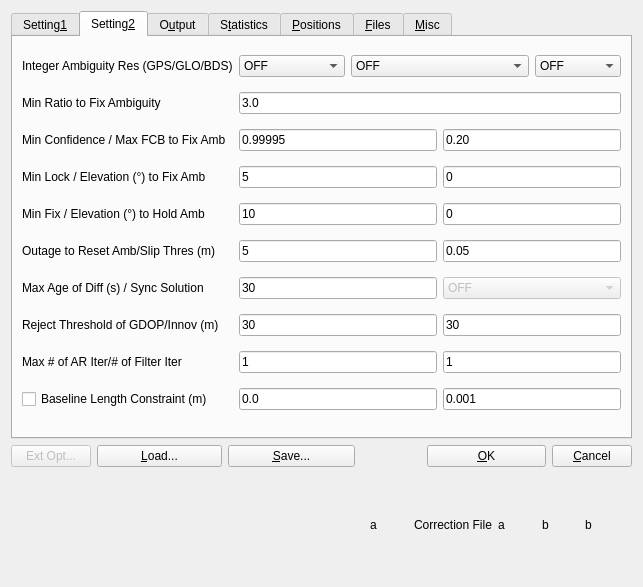
Above: app/rtkpost_qt/postopt.ui from tomojitakasu/RTKLIB before the change. Below: the same form after it.
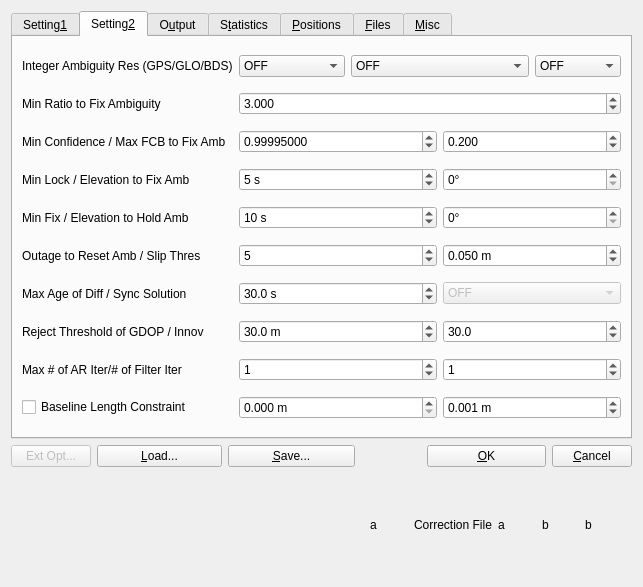
That is the form after the change. The open tabs and pages were chosen to show the change. Icons and pictures are not drawn.

Patch:
```diff
--- a/app/rtkpost_qt/postopt.ui
+++ b/app/rtkpost_qt/postopt.ui
@@ -916,6 +916,192 @@
        <string>Setting&amp;2</string>
       </attribute>
       <layout class="QGridLayout" name="gridLayout_2">
+       <item row="8" column="3" colspan="2">
+        <widget class="QDoubleSpinBox" name="ElMaskHold">
+         <property name="suffix">
+          <string>°</string>
+         </property>
+         <property name="decimals">
+          <number>0</number>
+         </property>
+         <property name="maximum">
+          <double>90.000000000000000</double>
+         </property>
+        </widget>
+       </item>
+       <item row="11" column="1" colspan="2">
+        <widget class="QSpinBox" name="OutCntResetAmb">
+         <property name="maximum">
+          <number>100</number>
+         </property>
+         <property name="value">
+          <number>5</number>
+         </property>
+        </widget>
+       </item>
+       <item row="11" column="3" colspan="2">
+        <widget class="QDoubleSpinBox" name="SlipThres">
+         <property name="suffix">
+          <string> m</string>
+         </property>
+         <property name="decimals">
+          <number>3</number>
+         </property>
+         <property name="value">
+          <double>0.050000000000000</double>
+         </property>
+        </widget>
+       </item>
+       <item row="13" column="1" colspan="2">
+        <widget class="QDoubleSpinBox" name="MaxAgeDiff">
+         <property name="suffix">
+          <string> s</string>
+         </property>
+         <property name="decimals">
+          <number>1</number>
+         </property>
+         <property name="maximum">
+          <double>10000.000000000000000</double>
+         </property>
+         <property name="value">
+          <double>30.000000000000000</double>
+         </property>
+        </widget>
+       </item>
+       <item row="17" column="1" colspan="2">
+        <widget class="QSpinBox" name="ARIter">
+         <property name="value">
+          <number>1</number>
+         </property>
+        </widget>
+       </item>
+       <item row="14" column="1" colspan="2">
+        <widget class="QDoubleSpinBox" name="RejectGdop">
+         <property name="suffix">
+          <string> m</string>
+         </property>
+         <property name="decimals">
+          <number>1</number>
+         </property>
+         <property name="maximum">
+          <double>1000.000000000000000</double>
+         </property>
+         <property name="value">
+          <double>30.000000000000000</double>
+         </property>
+        </widget>
+       </item>
+       <item row="14" column="3" colspan="2">
+        <widget class="QDoubleSpinBox" name="RejectThres">
+         <property name="decimals">
+          <number>1</number>
+         </property>
+         <property name="maximum">
+          <double>1000.000000000000000</double>
+         </property>
+         <property name="value">
+          <double>30.000000000000000</double>
+         </property>
+        </widget>
+       </item>
+       <item row="17" column="3" colspan="2">
+        <widget class="QSpinBox" name="NumIter">
+         <property name="value">
+          <number>1</number>
+         </property>
+        </widget>
+       </item>
+       <item row="2" column="1" colspan="4">
+        <widget class="QDoubleSpinBox" name="ValidThresAR">
+         <property name="decimals">
+          <number>3</number>
+         </property>
+         <property name="maximum">
+          <double>100.000000000000000</double>
+         </property>
+         <property name="value">
+          <double>3.000000000000000</double>
+         </property>
+        </widget>
+       </item>
+       <item row="6" column="3" colspan="2">
+        <widget class="QDoubleSpinBox" name="ElMaskAR">
+         <property name="suffix">
+          <string>°</string>
+         </property>
+         <property name="decimals">
+          <number>0</number>
+         </property>
+         <property name="maximum">
+          <double>90.000000000000000</double>
+         </property>
+        </widget>
+       </item>
+       <item row="6" column="1" colspan="2">
+        <widget class="QSpinBox" name="LockCntFixAmb">
+         <property name="suffix">
+          <string> s</string>
+         </property>
+         <property name="maximum">
+          <number>3600</number>
+         </property>
+         <property name="value">
+          <number>5</number>
+         </property>
+        </widget>
+       </item>
+       <item row="4" column="1" colspan="2">
+        <widget class="QDoubleSpinBox" name="ThresAR2">
+         <property name="decimals">
+          <number>8</number>
+         </property>
+         <property name="maximum">
+          <double>100.000000000000000</double>
+         </property>
+         <property name="value">
+          <double>0.999950000000000</double>
+         </property>
+        </widget>
+       </item>
+       <item row="4" column="3" colspan="2">
+        <widget class="QDoubleSpinBox" name="ThresAR3">
+         <property name="decimals">
+          <number>3</number>
+         </property>
+         <property name="maximum">
+          <double>1000.000000000000000</double>
+         </property>
+         <property name="value">
+          <double>0.200000000000000</double>
+         </property>
+        </widget>
+       </item>
+       <item row="19" column="0">
+        <widget class="QCheckBox" name="BaselineConst">
+         <property name="toolTip">
+          <string/>
+         </property>
+         <property name="text">
+          <string>Baseline Length Constraint</string>
+         </property>
+         <property name="checked">
+          <bool>false</bool>
+         </property>
+        </widget>
+       </item>
+       <item row="8" column="1" colspan="2">
+        <widget class="QSpinBox" name="FixCntHoldAmb">
+         <property name="suffix">
+          <string> s</string>
+         </property>
+         <property name="maximum">
+          <number>1000</number>
+         </property>
+         <property name="value">
+          <number>10</number>
+         </property>
+        </widget>
+       </item>
        <item row="0" column="0">
         <widget class="QLabel" name="Label25">
          <property name="enabled">
@@ -1009,7 +1195,7 @@
          </item>
         </widget>
        </item>
-       <item row="1" column="0">
+       <item row="2" column="0">
         <widget class="QLabel" name="LabelRatio">
          <property name="enabled">
           <bool>true</bool>
@@ -1022,20 +1208,7 @@
          </property>
         </widget>
        </item>
-       <item row="1" column="1" colspan="4">
-        <widget class="QLineEdit" name="ValidThresAR">
-         <property name="enabled">
-          <bool>true</bool>
-         </property>
-         <property name="toolTip">
-          <string/>
-         </property>
-         <property name="text">
-          <string>3.0</string>
-         </property>
-        </widget>
-       </item>
-       <item row="2" column="0">
+       <item row="4" column="0">
         <widget class="QLabel" name="LabelConf">
          <property name="enabled">
           <bool>true</bool>
@@ -1048,33 +1221,7 @@
          </property>
         </widget>
        </item>
-       <item row="2" column="1" colspan="2">
-        <widget class="QLineEdit" name="ThresAR2">
-         <property name="enabled">
-          <bool>true</bool>
-         </property>
-         <property name="toolTip">
-          <string/>
-         </property>
-         <property name="text">
-          <string>0.99995</string>
-         </property>
-        </widget>
-       </item>
-       <item row="2" column="3" colspan="2">
-        <widget class="QLineEdit" name="ThresAR3">
-         <property name="enabled">
-          <bool>true</bool>
-         </property>
-         <property name="toolTip">
-          <string/>
-         </property>
-         <property name="text">
-          <string>0.20</string>
-         </property>
-        </widget>
-       </item>
-       <item row="3" column="0">
+       <item row="6" column="0">
         <widget class="QLabel" name="Label13">
          <property name="enabled">
           <bool>true</bool>
@@ -1083,37 +1230,11 @@
           <string/>
          </property>
          <property name="text">
-          <string>Min Lock / Elevation (°) to Fix Amb</string>
+          <string>Min Lock / Elevation to Fix Amb</string>
          </property>
         </widget>
        </item>
-       <item row="3" column="1" colspan="2">
-        <widget class="QLineEdit" name="LockCntFixAmb">
-         <property name="enabled">
-          <bool>true</bool>
-         </property>
-         <property name="toolTip">
-          <string/>
-         </property>
-         <property name="text">
-          <string>5</string>
-         </property>
-        </widget>
-       </item>
-       <item row="3" column="3" colspan="2">
-        <widget class="QLineEdit" name="ElMaskAR">
-         <property name="enabled">
-          <bool>true</bool>
-         </property>
-         <property name="toolTip">
-          <string/>
-         </property>
-         <property name="text">
-          <string>0</string>
-         </property>
-        </widget>
-       </item>
-       <item row="4" column="0">
+       <item row="8" column="0">
         <widget class="QLabel" name="LabelHold">
          <property name="enabled">
           <bool>true</bool>
@@ -1122,37 +1243,11 @@
           <string/>
          </property>
          <property name="text">
-          <string>Min Fix / Elevation (°) to Hold Amb</string>
+          <string>Min Fix / Elevation to Hold Amb</string>
          </property>
         </widget>
        </item>
-       <item row="4" column="1" colspan="2">
-        <widget class="QLineEdit" name="FixCntHoldAmb">
-         <property name="enabled">
-          <bool>true</bool>
-         </property>
-         <property name="toolTip">
-          <string/>
-         </property>
-         <property name="text">
-          <string>10</string>
-         </property>
-        </widget>
-       </item>
-       <item row="4" column="3" colspan="2">
-        <widget class="QLineEdit" name="ElMaskHold">
-         <property name="enabled">
-          <bool>true</bool>
-         </property>
-         <property name="toolTip">
-          <string/>
-         </property>
-         <property name="text">
-          <string>0</string>
-         </property>
-        </widget>
-       </item>
-       <item row="5" column="0">
+       <item row="11" column="0">
         <widget class="QLabel" name="Label22">
          <property name="enabled">
           <bool>true</bool>
@@ -1161,37 +1256,11 @@
           <string/>
          </property>
          <property name="text">
-          <string>Outage to Reset Amb/Slip Thres (m)</string>
+          <string>Outage to Reset Amb / Slip Thres</string>
          </property>
         </widget>
        </item>
-       <item row="5" column="1" colspan="2">
-        <widget class="QLineEdit" name="OutCntResetAmb">
-         <property name="enabled">
-          <bool>true</bool>
-         </property>
-         <property name="toolTip">
-          <string/>
-         </property>
-         <property name="text">
-          <string>5</string>
-         </property>
-        </widget>
-       </item>
-       <item row="5" column="3" colspan="2">
-        <widget class="QLineEdit" name="SlipThres">
-         <property name="enabled">
-          <bool>true</bool>
-         </property>
-         <property name="toolTip">
-          <string/>
-         </property>
-         <property name="text">
-          <string>0.05</string>
-         </property>
-        </widget>
-       </item>
-       <item row="6" column="0">
+       <item row="13" column="0">
         <widget class="QLabel" name="Label14">
          <property name="enabled">
           <bool>true</bool>
@@ -1200,24 +1269,11 @@
           <string/>
          </property>
          <property name="text">
-          <string>Max Age of Diff (s) / Sync Solution</string>
+          <string>Max Age of Diff / Sync Solution</string>
          </property>
         </widget>
        </item>
-       <item row="6" column="1" colspan="2">
-        <widget class="QLineEdit" name="MaxAgeDiff">
-         <property name="enabled">
-          <bool>true</bool>
-         </property>
-         <property name="toolTip">
-          <string/>
-         </property>
-         <property name="text">
-          <string>30</string>
-         </property>
-        </widget>
-       </item>
-       <item row="6" column="3" colspan="2">
+       <item row="13" column="3" colspan="2">
         <widget class="QComboBox" name="SyncSol">
          <property name="enabled">
           <bool>false</bool>
@@ -1242,7 +1298,7 @@
          </item>
         </widget>
        </item>
-       <item row="7" column="0">
+       <item row="14" column="0">
         <widget class="QLabel" name="Label11">
          <property name="enabled">
           <bool>true</bool>
@@ -1251,37 +1307,11 @@
           <string/>
          </property>
          <property name="text">
-          <string>Reject Threshold of GDOP/Innov (m)</string>
+          <string>Reject Threshold of GDOP / Innov</string>
          </property>
         </widget>
        </item>
-       <item row="7" column="1" colspan="2">
-        <widget class="QLineEdit" name="RejectGdop">
-         <property name="enabled">
-          <bool>true</bool>
-         </property>
-         <property name="toolTip">
-          <string/>
-         </property>
-         <property name="text">
-          <string>30</string>
-         </property>
-        </widget>
-       </item>
-       <item row="7" column="3" colspan="2">
-        <widget class="QLineEdit" name="RejectThres">
-         <property name="enabled">
-          <bool>true</bool>
-         </property>
-         <property name="toolTip">
-          <string/>
-         </property>
-         <property name="text">
-          <string>30</string>
-         </property>
-        </widget>
-       </item>
-       <item row="8" column="0">
+       <item row="17" column="0">
         <widget class="QLabel" name="Label37">
          <property name="enabled">
           <bool>true</bool>
@@ -1294,68 +1324,29 @@
          </property>
         </widget>
        </item>
-       <item row="8" column="1" colspan="2">
-        <widget class="QLineEdit" name="ARIter">
-         <property name="enabled">
-          <bool>true</bool>
+       <item row="19" column="1" colspan="2">
+        <widget class="QDoubleSpinBox" name="BaselineLen">
+         <property name="suffix">
+          <string> m</string>
          </property>
-         <property name="toolTip">
-          <string/>
+         <property name="decimals">
+          <number>3</number>
          </property>
-         <property name="text">
-          <string>1</string>
+         <property name="maximum">
+          <double>10000.000000000000000</double>
          </property>
         </widget>
        </item>
-       <item row="8" column="3" colspan="2">
-        <widget class="QLineEdit" name="NumIter">
-         <property name="enabled">
-          <bool>true</bool>
+       <item row="19" column="3" colspan="2">
+        <widget class="QDoubleSpinBox" name="BaselineSig">
+         <property name="suffix">
+          <string> m</string>
          </property>
-         <property name="toolTip">
-          <string/>
+         <property name="decimals">
+          <number>3</number>
          </property>
-         <property name="text">
-          <string>1</string>
-         </property>
-        </widget>
-       </item>
-       <item row="9" column="0">
-        <widget class="QCheckBox" name="BaselineConst">
-         <property name="toolTip">
-          <string/>
-         </property>
-         <property name="text">
-          <string>Baseline Length Constraint (m)</string>
-         </property>
-         <property name="checked">
-          <bool>false</bool>
-         </property>
-        </widget>
-       </item>
-       <item row="9" column="1" colspan="2">
-        <widget class="QLineEdit" name="BaselineLen">
-         <property name="enabled">
-          <bool>true</bool>
-         </property>
-         <property name="toolTip">
-          <string/>
-         </property>
-         <property name="text">
-          <string>0.0</string>
-         </property>
-        </widget>
-       </item>
-       <item row="9" column="3" colspan="2">
-        <widget class="QLineEdit" name="BaselineSig">
-         <property name="enabled">
-          <bool>true</bool>
-         </property>
-         <property name="toolTip">
-          <string/>
-         </property>
-         <property name="text">
-          <string>0.001</string>
+         <property name="value">
+          <double>0.001000000000000</double>
          </property>
         </widget>
        </item>
```
Left out of the diff: 442 changed lines with no effect on the pictures.
